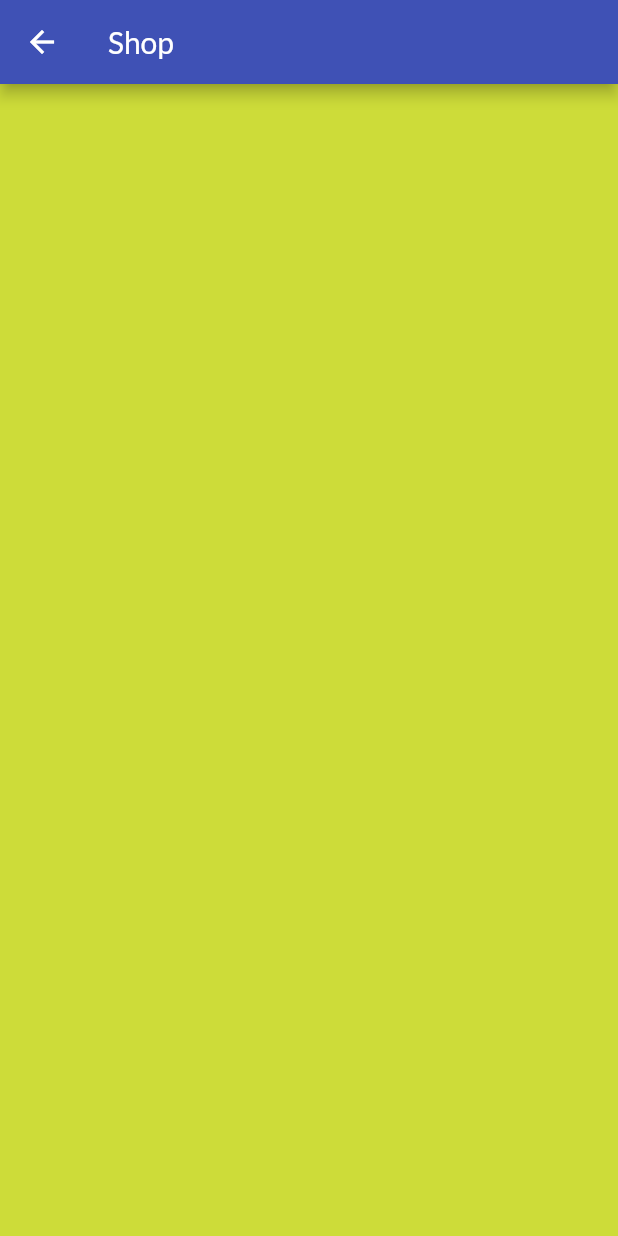
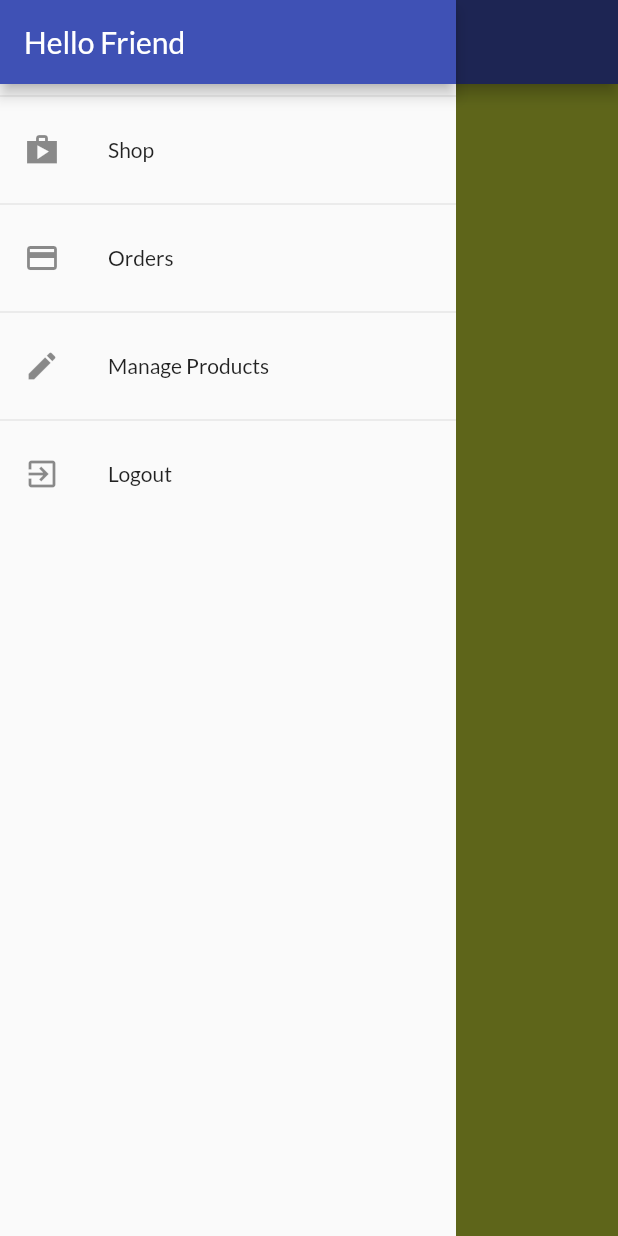
Before and after one commit to ahmedashraf722/shopping, a Flutter app: the ProductOverviewScreen screen opened directly, with the side drawer open (before the commit the screen has no drawer), on a phone screen of 412 x 824 dp. Run offline on Flutter 3.47's test engine with Material 2 defaults, Android fonts, the phone set to English and light mode, and no system bars; our stand-ins replace shared_preferences; accounts and stored records are empty.

Commit message:
add providers and drawer..

```diff
--- a/lib/model/https_ex.dart
+++ b/lib/model/https_ex.dart
@@ -0,0 +1,9 @@
+class HttpException implements Exception {
+  final String message;
+  HttpException(this.message);
+
+  @override
+  String toString() {
+    return message;
+  }
+}
--- a/lib/providers/product.dart
+++ b/lib/providers/product.dart
@@ -0,0 +1,41 @@
+import 'dart:convert';
+import 'package:flutter/foundation.dart';
+import 'package:http/http.dart' as http;
+
+class Product with ChangeNotifier {
+  final String id;
+  final String title;
+  final String description;
+  final double price;
+  final String imageUrl;
+  bool isFavourite;
+  Product({
+    @required this.id,
+    @required this.title,
+    @required this.description,
+    @required this.price,
+    @required this.imageUrl,
+    this.isFavourite = false,
+  });
+
+  void _setFavValue(bool newValue) {
+    isFavourite = newValue;
+    notifyListeners();
+  }
+
+  Future<void> toggleFavouriteStatus(String token, String userId) async {
+    final oldStatus = isFavourite;
+    isFavourite = !isFavourite;
+    notifyListeners();
+    final url =
+        'https://shop-ada35-default-rtdb.firebaseio.com/userFavourites/$userId/$id.json?auth=$token';
+    try {
+      final res = await http.put(url, body: json.encode(isFavourite));
+      if (res.statusCode >= 400) {
+        _setFavValue(oldStatus);
+      }
+    } catch (e) {
+      _setFavValue(oldStatus);
+    }
+  }
+}
--- a/lib/screens/orders_screen.dart
+++ b/lib/screens/orders_screen.dart
@@ -1,10 +1,14 @@
 import 'package:flutter/material.dart';
+import 'package:shop/widgets/app_drawer.dart';
 
 class OrdersScreen extends StatelessWidget {
   static const routeName = '/orders_screen';
 
   @override
   Widget build(BuildContext context) {
-    return Container();
+    return Scaffold(
+      appBar: AppBar(title: Text('OrderScreen')),
+      drawer: AppDrawer(),
+    );
   }
 }
--- a/lib/screens/product_overview_screen.dart
+++ b/lib/screens/product_overview_screen.dart
@@ -1,4 +1,5 @@
 import 'package:flutter/material.dart';
+import 'package:shop/widgets/app_drawer.dart';
 
 class ProductOverviewScreen extends StatefulWidget {
   @override
@@ -15,6 +16,7 @@ class _ProductOverviewScreenState extends State<ProductOverviewScreen> {
       body: Container(
         color: Colors.lime,
       ),
+      drawer: AppDrawer(),
     );
   }
 }
--- a/lib/screens/user_products_screen.dart
+++ b/lib/screens/user_products_screen.dart
@@ -1,10 +1,14 @@
 import 'package:flutter/material.dart';
+import 'package:shop/widgets/app_drawer.dart';
 
 class UserProductsScreen extends StatelessWidget {
   static const routeName = '/users_products_screen';
 
   @override
   Widget build(BuildContext context) {
-    return Container();
+    return Scaffold(
+      appBar: AppBar(title: Text('UserProductsScreen')),
+      drawer: AppDrawer(),
+    );
   }
 }
--- a/lib/widgets/app_drawer.dart
+++ b/lib/widgets/app_drawer.dart
@@ -0,0 +1,51 @@
+import 'package:flutter/material.dart';
+import 'package:provider/provider.dart';
+import 'package:shop/providers/auth.dart';
+import 'package:shop/screens/orders_screen.dart';
+import 'package:shop/screens/user_products_screen.dart';
+
+class AppDrawer extends StatelessWidget {
+  @override
+  Widget build(BuildContext context) {
+    return Drawer(
+      elevation: 0,
+      child: ListView(
+        children: [
+          AppBar(
+            title: Text('Hello Friend'),
+            automaticallyImplyLeading: false,
+          ),
+          Divider(),
+          ListTile(
+            title: Text('Shop'),
+            leading: Icon(Icons.shop_sharp),
+            onTap: () => Navigator.of(context).pushReplacementNamed('/'),
+          ),
+          Divider(),
+          ListTile(
+            title: Text('Orders'),
+            leading: Icon(Icons.payment),
+            onTap: () => Navigator.of(context)
+                .pushReplacementNamed(OrdersScreen.routeName),
+          ),
+          Divider(),
+          ListTile(
+            title: Text('Manage Products'),
+            leading: Icon(Icons.edit),
+            onTap: () => Navigator.of(context)
+                .pushReplacementNamed(UserProductsScreen.routeName),
+          ),
+          Divider(),
+          ListTile(
+              title: Text('Logout'),
+              leading: Icon(Icons.exit_to_app),
+              onTap: () {
+                Navigator.of(context).pop();
+                Navigator.of(context).pushReplacementNamed('/');
+                Provider.of<Auth>(context, listen: false).logout();
+              }),
+        ],
+      ),
+    );
+  }
+}
```
Also changed, not shown: lib/main.dart (+14 -2 lines), lib/model/models.dart (deleted, +0 -51 lines), lib/providers/auth.dart (+106 -0 lines), lib/providers/products.dart (+162 -1 lines), lib/screens/auth_screen.dart (+48 -3 lines).
